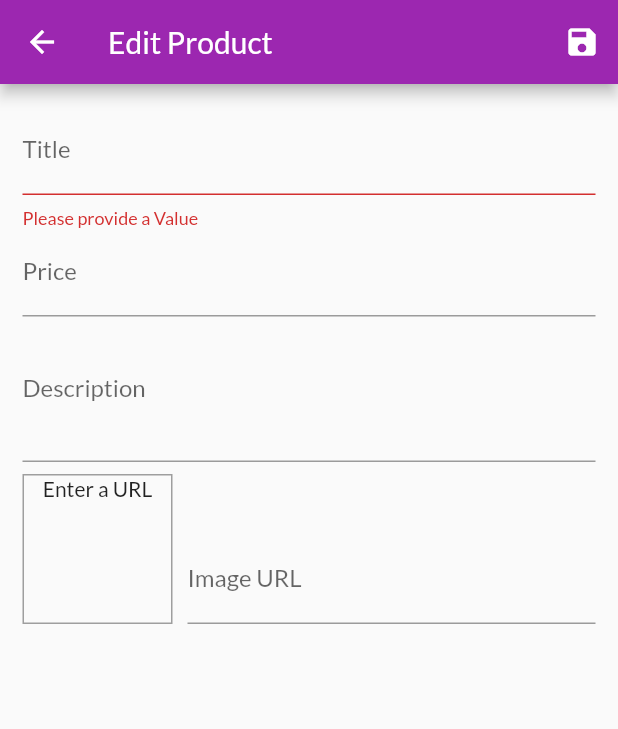
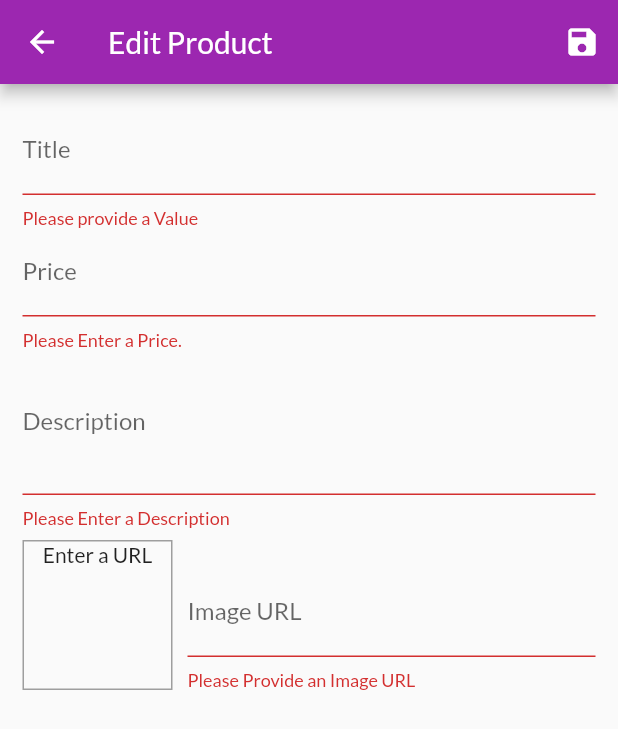
Before and after one commit to AyariAhmed/Shop-app, a Flutter app: the EditProductScreen screen opened by its route, after a tap on the "save" icon, on a phone screen of 412 x 824 dp. Shown: the top 729 px of the screen. Run offline on Flutter 3.47's test engine with Material 2 defaults, Android fonts, the phone set to English and light mode, and no system bars; network calls fail.

Commit message:
Adding Form Validation

```diff
--- a/lib/screens/edit_product_screen.dart
+++ b/lib/screens/edit_product_screen.dart
@@ -42,7 +42,7 @@ class _EditProductScreenState extends State<EditProductScreen> {
 
   void _saveForm() {
     final isValid = _form.currentState.validate();
-    if(!isValid){
+    if (!isValid) {
       return;
     }
     _form.currentState.save();
@@ -50,7 +50,6 @@ class _EditProductScreenState extends State<EditProductScreen> {
     print(_editedProduct.imageUrl);
     print(_editedProduct.description);
     print(_editedProduct.price);*/
-
   }
 
   @override
@@ -80,8 +79,8 @@ class _EditProductScreenState extends State<EditProductScreen> {
                       id: _editedProduct.id,
                       imageUrl: _editedProduct.imageUrl);
                 },
-                validator: (value){
-                  if(value.isEmpty){
+                validator: (value) {
+                  if (value.isEmpty) {
                     return 'Please provide a Value';
                   }
                   return null;
@@ -102,7 +101,19 @@ class _EditProductScreenState extends State<EditProductScreen> {
                       description: _editedProduct.description,
                       id: _editedProduct.id,
                       imageUrl: _editedProduct.imageUrl);
+                },
+                validator: (value) {
+                  if (value.isEmpty) {
+                    return 'Please Enter a Price.';
                   }
+                  if (double.tryParse(value) == null) {
+                    return 'Please Enter a Valid Number.';
+                  }
+                  if (double.parse(value) <= 0) {
+                    return 'Please Enter a Number greater than Zero.';
+                  }
+                  return null;
+                },
               ),
               TextFormField(
                 decoration: InputDecoration(labelText: 'Description'),
@@ -116,7 +127,16 @@ class _EditProductScreenState extends State<EditProductScreen> {
                       description: value,
                       id: _editedProduct.id,
                       imageUrl: _editedProduct.imageUrl);
+                },
+                validator: (value) {
+                  if (value.isEmpty) {
+                    return 'Please Enter a Description';
                   }
+                  if (value.trim().length < 10) {
+                    return 'Description is too short (should at least be 10 characters long)';
+                  }
+                  return null;
+                },
               ),
               Row(
                 crossAxisAlignment: CrossAxisAlignment.end,
@@ -158,7 +178,20 @@ class _EditProductScreenState extends State<EditProductScreen> {
                               description: _editedProduct.description,
                               id: _editedProduct.id,
                               imageUrl: value);
+                        },
+                        validator: (value){
+                          if(value.isEmpty){
+                            return 'Please Provide an Image URL';
                           }
+                          if(!value.startsWith('http') && !value.startsWith('https')){
+                            return 'Please enter a Valid URL';
+                          }
+                          if(!value.endsWith('.png')&& !value.endsWith('jpg') && !value.endsWith('jpeg')){
+                            return 'The given URL must be an image!';
+                          }
+                          return null;
+                        },
+
                         ),
                   )
                 ],
```
Lines whose indentation alone changed are shown as unchanged.
